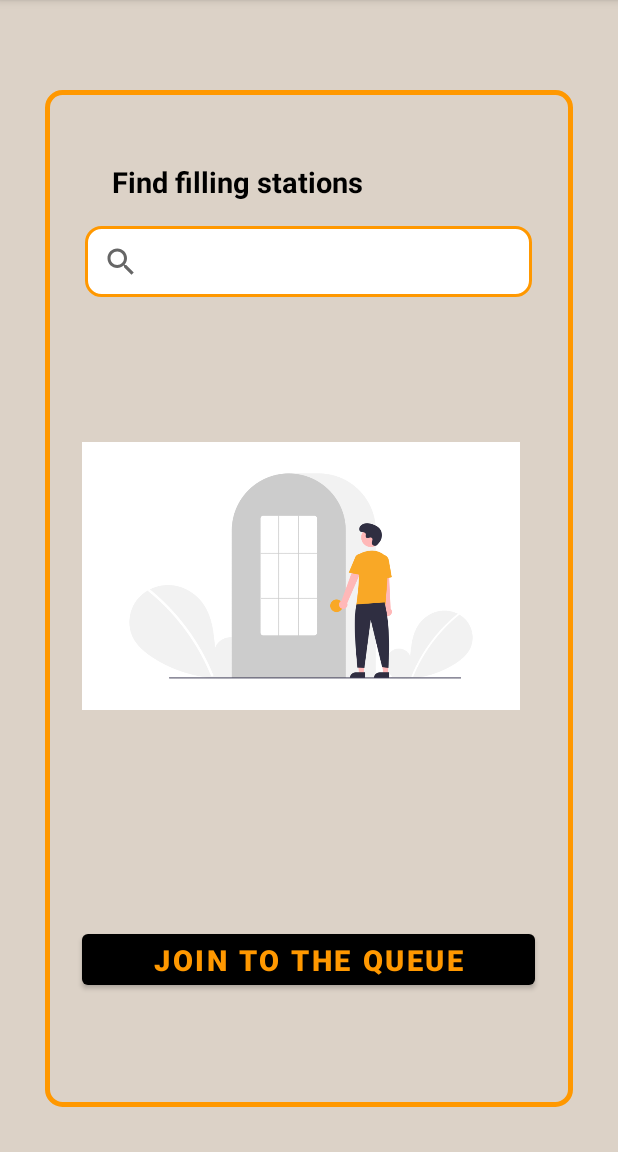
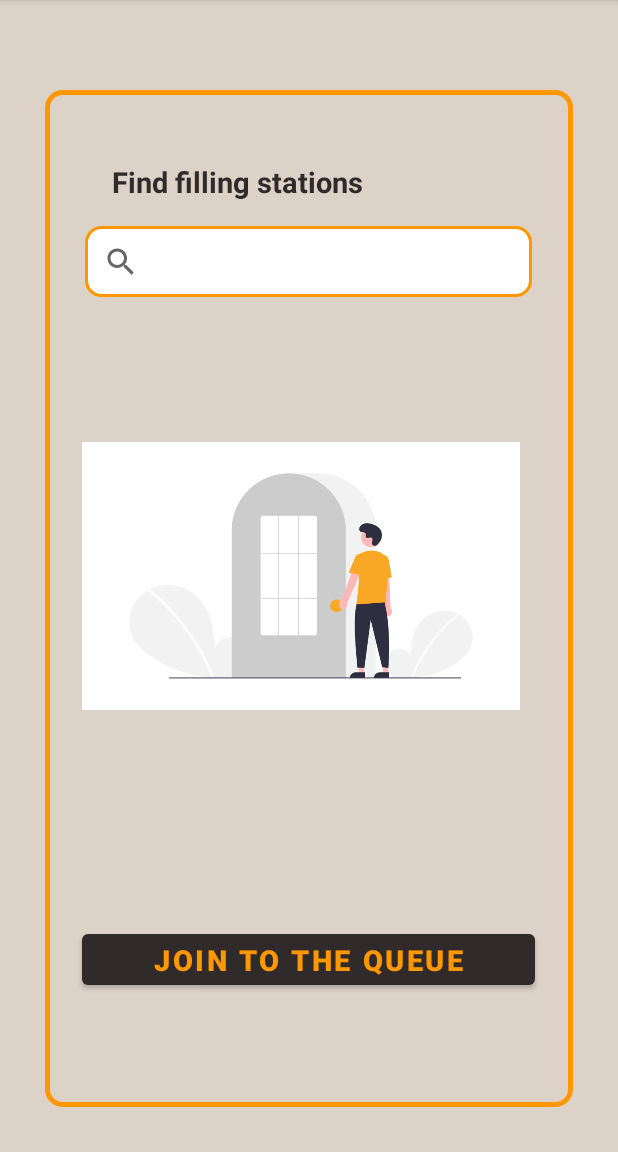
Before and after one commit to aparna-jay/FuelQueueManagementClient, an Android app: the SearchFuelStationsActivity screen opened directly, with no data from a screen before it, on a phone screen of 412 x 824 dp, the part 84-1236 px from its top. Run offline under Robolectric (Android 15) with nearby library versions, the phone set to English and light mode, and no system bars.

Commit message:
Minor colour changes of search fuel stations

```diff
--- a/app/src/main/res/layout/activity_search_fuel_stations.xml
+++ b/app/src/main/res/layout/activity_search_fuel_stations.xml
@@ -42,7 +42,7 @@
         android:textColor="#FF9800"
         android:textSize="19sp"
         android:textStyle="bold"
-        app:backgroundTint="@color/black"
+        app:backgroundTint="@color/btn_background"
         app:layout_constraintBottom_toBottomOf="parent"
         app:layout_constraintEnd_toEndOf="parent"
         app:layout_constraintHorizontal_bias="0.495"
@@ -68,7 +68,7 @@
         android:layout_width="wrap_content"
         android:layout_height="wrap_content"
         android:text="Find filling stations"
-        android:textColor="@color/black"
+        android:textColor="@color/btn_background"
         android:textSize="19sp"
         android:textStyle="bold"
         app:layout_constraintBottom_toBottomOf="parent"
```
